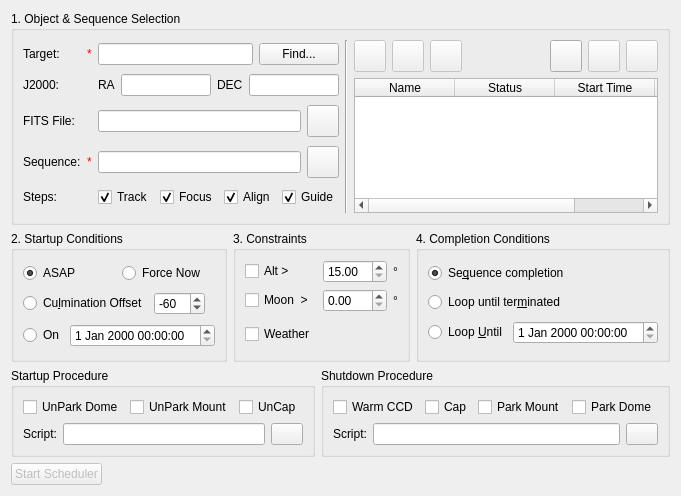
Before: the Qt Designer form kstars/ekos/scheduler.ui in KDE/kstars, drawn with Qt 5.
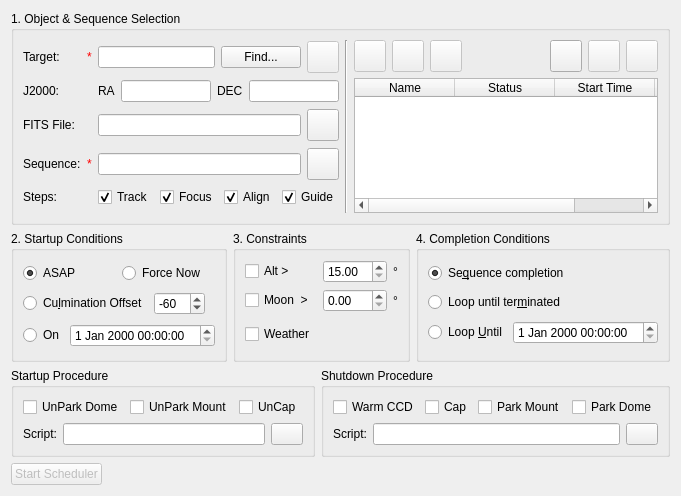
After: the same form once the commit is applied. Custom widgets are drawn as their Qt base class.

Commit message: Adding preliminary mosaic support to Ekos Scheduler. Nothing works yet

The edit to the form file:
```diff
--- a/kstars/ekos/scheduler.ui
+++ b/kstars/ekos/scheduler.ui
@@ -166,6 +166,31 @@
             </property>
            </widget>
           </item>
+          <item>
+           <widget class="QPushButton" name="mosaicB">
+            <property name="enabled">
+             <bool>false</bool>
+            </property>
+            <property name="minimumSize">
+             <size>
+              <width>32</width>
+              <height>32</height>
+             </size>
+            </property>
+            <property name="maximumSize">
+             <size>
+              <width>32</width>
+              <height>32</height>
+             </size>
+            </property>
+            <property name="toolTip">
+             <string>Create mosaic job</string>
+            </property>
+            <property name="text">
+             <string/>
+            </property>
+           </widget>
+          </item>
          </layout>
         </item>
         <item row="3" column="0">
```
The commit also changes 10 other files.
